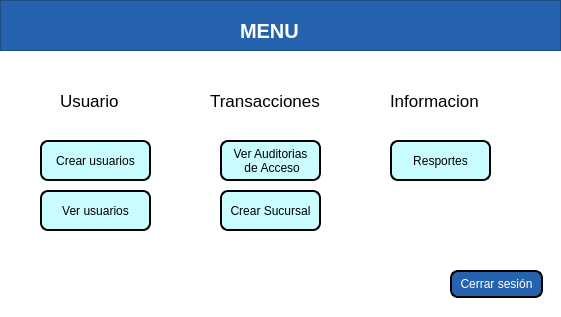
Before: the Qt Designer form views/Menu.ui in MiguelFVasquez/ProyectoDB, drawn with Qt 5.
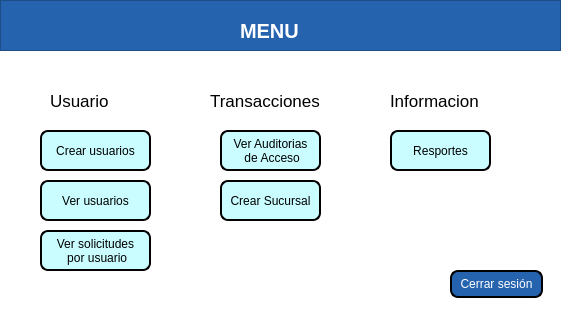
After: the same form once the commit is applied.

Commit message: Ver usuarios registrados desde admin y validaciones para generar prestamos

```diff
--- a/views/Menu.ui
+++ b/views/Menu.ui
@@ -57,7 +57,7 @@
     <property name="geometry">
      <rect>
       <x>40</x>
-      <y>190</y>
+      <y>180</y>
       <width>111</width>
       <height>41</height>
      </rect>
@@ -87,7 +87,7 @@
     </property>
     <property name="geometry">
      <rect>
-      <x>60</x>
+      <x>50</x>
       <y>80</y>
       <width>81</width>
       <height>41</height>
@@ -111,7 +111,7 @@
     <property name="geometry">
      <rect>
       <x>220</x>
-      <y>140</y>
+      <y>130</y>
       <width>101</width>
       <height>41</height>
      </rect>
@@ -169,7 +169,7 @@
     <property name="geometry">
      <rect>
       <x>390</x>
-      <y>140</y>
+      <y>130</y>
       <width>101</width>
       <height>41</height>
      </rect>
@@ -489,7 +489,7 @@
     <property name="geometry">
      <rect>
       <x>40</x>
-      <y>140</y>
+      <y>130</y>
       <width>111</width>
       <height>41</height>
      </rect>
@@ -517,7 +517,7 @@
     <property name="geometry">
      <rect>
       <x>220</x>
-      <y>190</y>
+      <y>180</y>
       <width>101</width>
       <height>41</height>
      </rect>
@@ -544,6 +544,35 @@
      <string>Crear Sucursal</string>
     </property>
    </widget>
+   <widget class="QPushButton" name="btnVerSolicitudesEmpleados">
+    <property name="geometry">
+     <rect>
+      <x>40</x>
+      <y>230</y>
+      <width>111</width>
+      <height>41</height>
+     </rect>
+    </property>
+    <property name="cursor">
+     <cursorShape>PointingHandCursor</cursorShape>
+    </property>
+    <property name="focusPolicy">
+     <enum>Qt::ClickFocus</enum>
+    </property>
+    <property name="autoFillBackground">
+     <bool>false</bool>
+    </property>
+    <property name="styleSheet">
+     <string notr="true">color: rgb(0, 0, 0);
+background-color: rgb(202, 253, 255);
+border: 2px solid rgb(0, 0, 0);  
+border-radius: 8px;  </string>
+    </property>
+    <property name="text">
+     <string>Ver solicitudes
+ por usuario</string>
+    </property>
+   </widget>
   </widget>
   <action name="actionEmpleados">
    <property name="text">
```
The commit also changes 7 other files.
